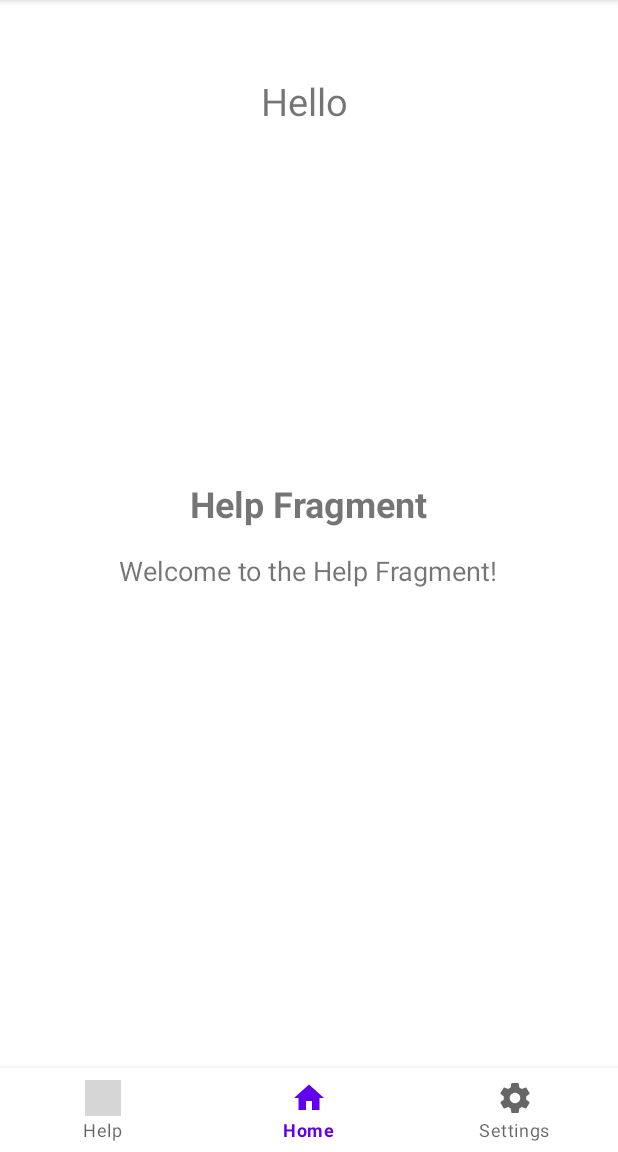
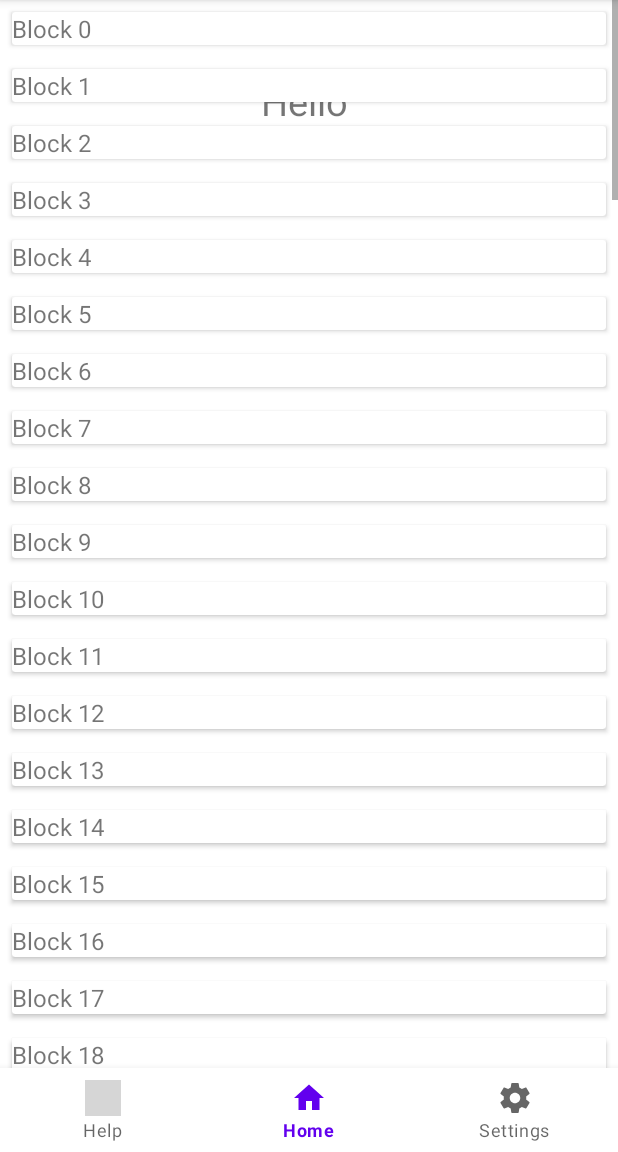
Before and after one commit to AmitGZ/ShiftManager, an Android app: the fragment HelpFragment placed in its activity, on a phone screen of 412 x 824 dp, the part 84-1236 px from its top. Run offline under Robolectric (Android 15) with nearby library versions, the phone set to English and light mode, and no system bars; our stand-ins replace Firebase (no records; nobody signed in at launch, a user with empty details on screens opened directly); grey boxes are pictures that could not be loaded.

Commit message:
Added blocks to help section

```diff
--- a/app/src/main/java/com/android/example/shiftmanagementapp/HelpFragment.java
+++ b/app/src/main/java/com/android/example/shiftmanagementapp/HelpFragment.java
@@ -4,12 +4,17 @@ import android.view.LayoutInflater;
 import android.view.View;
 import android.view.ViewGroup;
 import android.widget.ImageButton;
+import android.widget.LinearLayout;
+import android.widget.TextView;
 
 import androidx.annotation.NonNull;
 import androidx.annotation.Nullable;
 import androidx.fragment.app.Fragment;
 
 public class HelpFragment extends Fragment {
+
+    private LinearLayout container;
+
 
     public HelpFragment() {
         // Required empty public constructor
@@ -21,6 +26,19 @@ public class HelpFragment extends Fragment {
         // Inflate the layout for this fragment
         View view = inflater.inflate(R.layout.fragment_help, container, false);
 
+        this.container = view.findViewById(R.id.container);
+
+        for (int i =0; i<100; i++)
+            addBlock("Block " + i);
+
         return view;
     }
+
+
+    private void addBlock(String text) {
+        View blockView = getLayoutInflater().inflate(R.layout.item_block, container, false);
+        TextView textView = blockView.findViewById(R.id.textBlock);
+        textView.setText(text);
+        container.addView(blockView);
+    }
 }
--- a/app/src/main/java/com/android/example/shiftmanagementapp/HomeFragment.java
+++ b/app/src/main/java/com/android/example/shiftmanagementapp/HomeFragment.java
@@ -1,4 +1,5 @@
 package com.android.example.shiftmanagementapp;
+import android.annotation.SuppressLint;
 import android.os.Bundle;
 import android.os.Handler;
 import android.util.Log;
@@ -19,18 +20,26 @@ import androidx.fragment.app.Fragment;
 import com.google.android.gms.tasks.OnFailureListener;
 import com.google.android.gms.tasks.OnSuccessListener;
 import com.google.firebase.auth.FirebaseAuth;
+import com.google.firebase.database.DataSnapshot;
+import com.google.firebase.database.DatabaseError;
 import com.google.firebase.database.DatabaseReference;
 import com.google.firebase.database.FirebaseDatabase;
+import com.google.firebase.database.Query;
+import com.google.firebase.database.ValueEventListener;
+
+import java.text.SimpleDateFormat;
+import java.util.Date;
+import java.util.TimeZone;
 
 public class HomeFragment extends Fragment {
 
     DatabaseReference _databaseRef;
     private ImageButton activationButton;
     private Handler handler;
-    private boolean buttonActivated;
     private Animation scaleAnimation;
     private static final int DELAY_MILLIS = 1000;
-
+    private String _userId;
+    private static SimpleDateFormat _sdf;
 
     public HomeFragment() {
         // Required empty public constructor
@@ -65,35 +74,31 @@ public class HomeFragment extends Fragment {
             }
         });
 
+        // Define the desired date format
+        _sdf = new SimpleDateFormat("dd/MM/yyyy HH:mm:ss");
+        _sdf.setTimeZone(TimeZone.getTimeZone("GMT+06:30"));
+
         // Inflate the layout for this fragment
         return view;
     }
 
     private Runnable activationRunnable = new Runnable() {
         @Override
-        public void run() {
-            // Activate the button
-            buttonActivated = true;
-
-            Toast.makeText(getActivity(), "Click", Toast.LENGTH_SHORT).show();
-
-            String userId = FirebaseAuth.getInstance().getCurrentUser().getUid();
+        public void run()
+        {
             // Get the current timestamp
             long timestamp = System.currentTimeMillis();
 
             // Create a new data object with relevant information
-            UserData userData = new UserData(userId, timestamp);
-
+            UserData userData = new UserData(_userId, timestamp);
             _databaseRef = FirebaseDatabase.getInstance().getReference();
 
-            FirebaseDatabase database = FirebaseDatabase.getInstance();
-            DatabaseReference myRef = database.getReference("users");
-            myRef.setValue("Hello, World!")
+            // Save the data to the Firebase Realtime Database
+            _databaseRef.push().setValue(userData)
                     .addOnSuccessListener(new OnSuccessListener<Void>() {
                         @Override
                         public void onSuccess(Void aVoid) {
                             // Data saved successfully
-                            System.out.println("\n\n\nSUCCESS\n\n\n\n");
                             Toast.makeText(getActivity(), "Data saved!", Toast.LENGTH_SHORT).show();
                         }
                     })
@@ -101,35 +106,42 @@ public class HomeFragment extends Fragment {
                         @Override
                         public void onFailure(@NonNull Exception e) {
                             // Error occurred while saving data
-                            System.out.println("\n\n\nFALIURE\n\n\n\n");
-                            System.out.println("FAIL");
                             Toast.makeText(getActivity(), "Error: " + e.getMessage(), Toast.LENGTH_SHORT).show();
                             Log.e("Firebase", "Data save failed", e);
                         }
                     });
 
-            if (true) return;
 
-            // Save the data to the Firebase Realtime Database
-            _databaseRef.push().setValue(userData)
-                    .addOnSuccessListener(new OnSuccessListener<Void>() {
-                        @Override
-                        public void onSuccess(Void aVoid) {
-                            // Data saved successfully
-                            System.out.println("\n\n\nSUCCESS\n\n\n\n");
-                            Toast.makeText(getActivity(), "Data saved!", Toast.LENGTH_SHORT).show();
-                        }
-                    })
-                    .addOnFailureListener(new OnFailureListener() {
-                        @Override
-                        public void onFailure(@NonNull Exception e) {
-                            // Error occurred while saving data
-                            System.out.println("\n\n\nFALIURE\n\n\n\n");
-                            System.out.println("FAIL");
-                            Toast.makeText(getActivity(), "Error: " + e.getMessage(), Toast.LENGTH_SHORT).show();
-                            Log.e("Firebase", "Data save failed", e);
-                        }
-                    });
+
+
+            // Handled retrieved data
+            _userId = FirebaseAuth.getInstance().getCurrentUser().getUid();
+
+            DatabaseReference databaseRef = FirebaseDatabase.getInstance().getReference();
+            Query query = databaseRef.orderByChild("userId").equalTo(_userId);
+
+            query.addValueEventListener(new ValueEventListener() {
+                @Override
+                public void onDataChange(@NonNull DataSnapshot dataSnapshot) {
+                    // Handle the retrieved data
+                    for (DataSnapshot snapshot : dataSnapshot.getChildren()) {
+                        UserData data = snapshot.getValue(UserData.class);
+
+                        // Format the date to a string
+                        String formattedDate = _sdf.format(new Date(timestamp));
+
+                        // Use the formatted date as needed
+                        System.out.println("Formatted Date: " + formattedDate);
+                    }
+                }
+
+                @Override
+                public void onCancelled(@NonNull DatabaseError databaseError) {
+                    // Handle the error case
+                    Toast.makeText(getActivity(), "Error: " + databaseError.getMessage(), Toast.LENGTH_SHORT).show();
+                }
+            });
+
         }
     };
 }
--- a/app/src/main/res/layout/fragment_help.xml
+++ b/app/src/main/res/layout/fragment_help.xml
@@ -1,24 +1,16 @@
 <!-- fragment_help.xml -->
-<LinearLayout xmlns:android="http://schemas.android.com/apk/res/android"
+<ScrollView xmlns:android="http://schemas.android.com/apk/res/android"
     android:layout_width="match_parent"
-    android:layout_height="match_parent"
-    android:gravity="center"
-    android:orientation="vertical">
+    android:layout_height="match_parent">
 
-    <TextView
-        android:layout_width="wrap_content"
+    <LinearLayout
+        android:id="@+id/container"
+        android:layout_width="match_parent"
         android:layout_height="wrap_content"
-        android:text="Help Fragment"
-        android:textSize="24sp"
-        android:textStyle="bold" />
+        android:orientation="vertical">
 
-    <!-- Add your desired views and layout structure for the Home fragment -->
-    <!-- This is just a sample TextView for demonstration purposes -->
-    <TextView
-        android:layout_width="wrap_content"
-        android:layout_height="wrap_content"
-        android:text="Welcome to the Help Fragment!"
-        android:textSize="18sp"
-        android:layout_marginTop="16dp" />
+        <!-- Add your other views here -->
 
-</LinearLayout>
+    </LinearLayout>
+
+</ScrollView>
--- /dev/null
+++ b/app/src/main/res/layout/item_block.xml
@@ -0,0 +1,14 @@
+<!-- item_block.xml -->
+<androidx.cardview.widget.CardView xmlns:android="http://schemas.android.com/apk/res/android"
+    android:layout_width="match_parent"
+    android:layout_height="wrap_content"
+    android:layout_margin="8dp"
+    android:padding="8dp">
+
+    <TextView
+        android:id="@+id/textBlock"
+        android:layout_width="match_parent"
+        android:layout_height="wrap_content"
+        android:textSize="16sp" />
+
+</androidx.cardview.widget.CardView>
```
